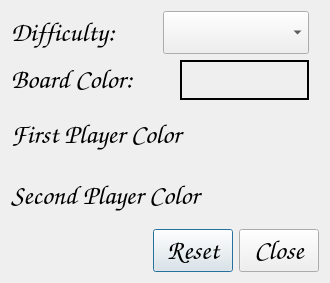
First picture: the form in gamesettings.ui, repository AFunProgrammer/reversi, before the edit.
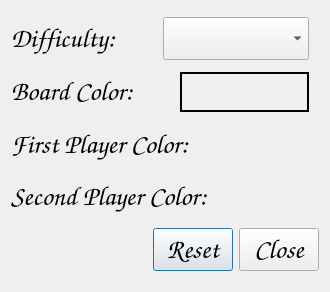
Second picture: the form after the edit. Icons and pictures are not drawn.

Commit message: Changed the way reset functions for game settings - allows visually to see what reset does before closing the dialog Changed the size of all the player piece color selection - makes it look and fit 'nicer' with surrounding Ui elements

```diff
--- a/gamesettings.ui
+++ b/gamesettings.ui
@@ -7,9 +7,15 @@
     <x>0</x>
     <y>0</y>
     <width>330</width>
-    <height>283</height>
+    <height>292</height>
    </rect>
   </property>
+  <property name="minimumSize">
+   <size>
+    <width>0</width>
+    <height>30</height>
+   </size>
+  </property>
   <property name="font">
    <font>
     <family>Comic Sans MS</family>
@@ -19,8 +25,8 @@
   <property name="windowTitle">
    <string>Game Settings</string>
   </property>
-  <layout class="QVBoxLayout" name="verticalLayout">
-   <item>
+  <layout class="QGridLayout" name="gridLayout">
+   <item row="0" column="0">
     <layout class="QHBoxLayout" name="horizontalLayout_2">
      <item>
       <widget class="QLabel" name="lblDifficulty">
@@ -63,7 +69,7 @@
      </item>
     </layout>
    </item>
-   <item>
+   <item row="1" column="0">
     <layout class="QHBoxLayout" name="horizontalLayout">
      <item>
       <widget class="QLabel" name="lblBoardColor">
@@ -84,7 +90,7 @@
         <enum>Qt::Horizontal</enum>
        </property>
        <property name="sizeType">
-        <enum>QSizePolicy::Preferred</enum>
+        <enum>QSizePolicy::Maximum</enum>
        </property>
        <property name="sizeHint" stdset="0">
         <size>
@@ -137,12 +143,12 @@
      </item>
     </layout>
    </item>
-   <item>
+   <item row="2" column="0">
     <layout class="QHBoxLayout" name="horizontalLayout_4">
      <item>
       <widget class="QLabel" name="lblFirstPlayerColor">
        <property name="text">
-        <string>First Player Color</string>
+        <string>First Player Color:</string>
        </property>
       </widget>
      </item>
@@ -150,8 +156,8 @@
       <widget class="QPushButton" name="btnFirstPlayerColor">
        <property name="maximumSize">
         <size>
-         <width>64</width>
-         <height>64</height>
+         <width>40</width>
+         <height>40</height>
         </size>
        </property>
        <property name="text">
@@ -163,8 +169,8 @@
        </property>
        <property name="iconSize">
         <size>
-         <width>40</width>
-         <height>40</height>
+         <width>36</width>
+         <height>36</height>
         </size>
        </property>
        <property name="autoDefault">
@@ -175,9 +181,25 @@
        </property>
       </widget>
      </item>
+     <item>
+      <spacer name="horizontalSpacer_2">
+       <property name="orientation">
+        <enum>Qt::Horizontal</enum>
+       </property>
+       <property name="sizeType">
+        <enum>QSizePolicy::Fixed</enum>
+       </property>
+       <property name="sizeHint" stdset="0">
+        <size>
+         <width>10</width>
+         <height>20</height>
+        </size>
+       </property>
+      </spacer>
+     </item>
     </layout>
    </item>
-   <item>
+   <item row="3" column="0">
     <layout class="QHBoxLayout" name="horizontalLayout_5">
      <property name="bottomMargin">
       <number>0</number>
@@ -185,7 +207,7 @@
      <item>
       <widget class="QLabel" name="lblSecondPlayerColor">
        <property name="text">
-        <string>Second Player Color</string>
+        <string>Second Player Color:</string>
        </property>
       </widget>
      </item>
@@ -193,8 +215,8 @@
       <widget class="QPushButton" name="btnSecondPlayerColor">
        <property name="maximumSize">
         <size>
-         <width>64</width>
-         <height>64</height>
+         <width>40</width>
+         <height>40</height>
         </size>
        </property>
        <property name="text">
@@ -206,8 +228,8 @@
        </property>
        <property name="iconSize">
         <size>
-         <width>40</width>
-         <height>40</height>
+         <width>36</width>
+         <height>36</height>
         </size>
        </property>
        <property name="autoDefault">
@@ -218,9 +240,25 @@
        </property>
       </widget>
      </item>
+     <item>
+      <spacer name="horizontalSpacer_6">
+       <property name="orientation">
+        <enum>Qt::Horizontal</enum>
+       </property>
+       <property name="sizeType">
+        <enum>QSizePolicy::Fixed</enum>
+       </property>
+       <property name="sizeHint" stdset="0">
+        <size>
+         <width>10</width>
+         <height>20</height>
+        </size>
+       </property>
+      </spacer>
+     </item>
     </layout>
    </item>
-   <item>
+   <item row="4" column="0">
     <layout class="QHBoxLayout" name="horizontalLayout_3">
      <item>
       <spacer name="horizontalSpacer_5">
@@ -243,9 +281,18 @@
          <verstretch>0</verstretch>
         </sizepolicy>
        </property>
+       <property name="contextMenuPolicy">
+        <enum>Qt::NoContextMenu</enum>
+       </property>
+       <property name="orientation">
+        <enum>Qt::Horizontal</enum>
+       </property>
        <property name="standardButtons">
         <set>QDialogButtonBox::Close|QDialogButtonBox::Reset</set>
        </property>
+       <property name="centerButtons">
+        <bool>false</bool>
+       </property>
       </widget>
      </item>
     </layout>
```
The commit also changes 5 other files.
